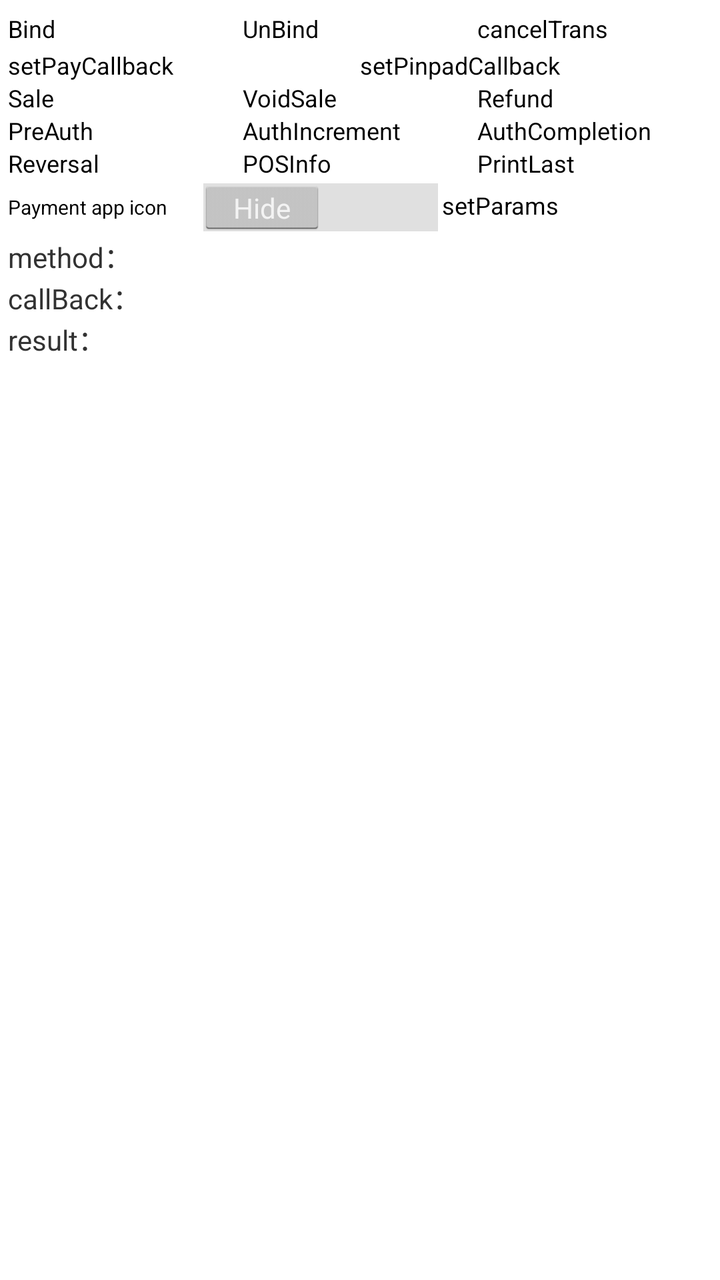
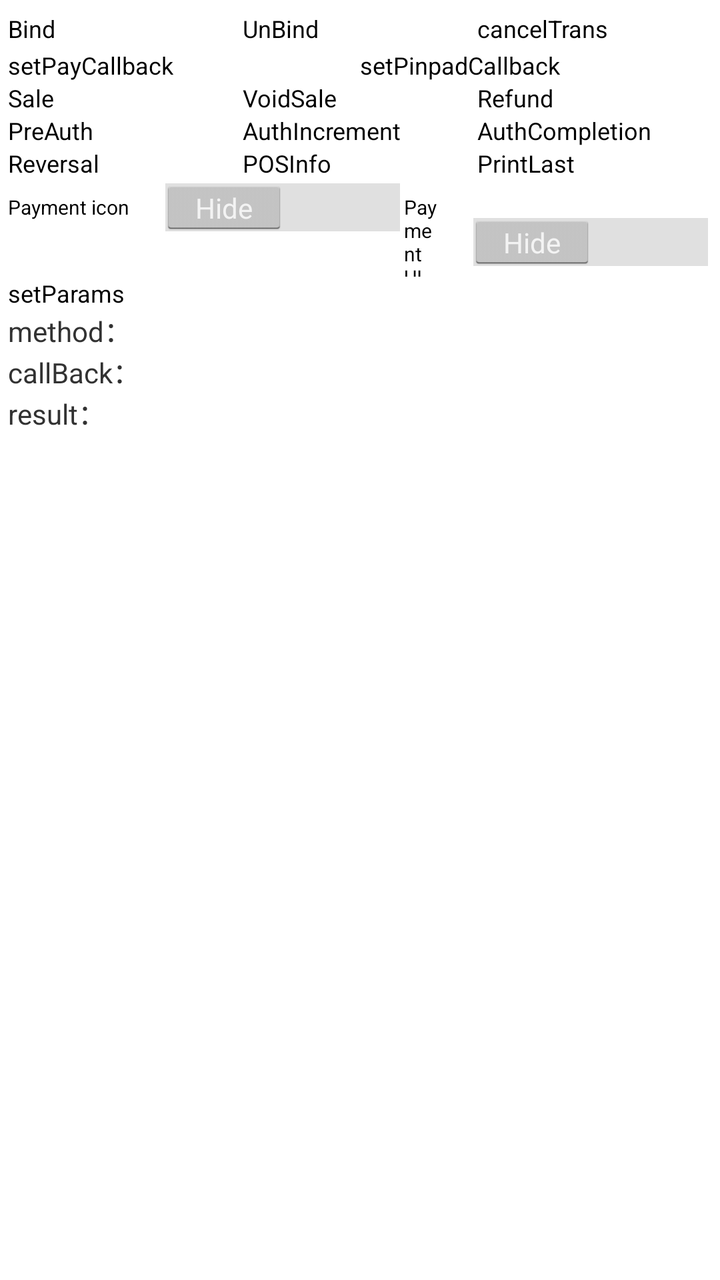

Two renders of the same Android screen: before a commit and after it. Below are the layout's source before the change and the commit's diff.
<!-- AndroidManifest.xml: application theme AppTheme -->
<!-- res/layout/activity_main.xml -->
<RelativeLayout xmlns:android="http://schemas.android.com/apk/res/android"
    xmlns:tools="http://schemas.android.com/tools"
    android:layout_width="match_parent"
    android:layout_height="match_parent"
    android:gravity="left|top"
    android:paddingBottom="@dimen/activity_vertical_margin"
    android:paddingLeft="@dimen/activity_horizontal_margin"
    android:paddingRight="@dimen/activity_horizontal_margin"
    android:paddingTop="@dimen/activity_vertical_margin"
    tools:context=".MainActivity" >

    <ScrollView
        android:id="@+id/scroller"
        android:scrollbarFadeDuration="600000"
        android:layout_width="match_parent"
        android:layout_height="wrap_content"
        android:layout_weight="1"
        >
        <LinearLayout
            android:layout_width="match_parent"
            android:layout_height="match_parent"
            android:orientation="vertical"
            android:paddingTop="@dimen/activity_vertical_margin" >


            <LinearLayout
                android:layout_width="match_parent"
                android:layout_height="wrap_content"
                android:orientation="horizontal"
                android:paddingTop="@dimen/activity_vertical_margin" >

                <Button
                    android:id="@+id/bind"
                    style="@style/btn_menu_style"
                    android:text="Bind" />

                <Button
                    android:id="@+id/unbind"
                    style="@style/btn_menu_style"
                    android:text="UnBind" />

                <Button
                    android:id="@+id/cancelTrans"
                    style="@style/btn_menu_style"
                    android:text="cancelTrans" />

            </LinearLayout>

            <LinearLayout
                android:layout_width="match_parent"
                android:layout_height="wrap_content"
                android:orientation="horizontal"
                android:paddingTop="@dimen/activity_vertical_margin" >

                <Button
                    android:id="@+id/setPayCallback"
                    style="@style/btn_menu_style"
                    android:text="setPayCallback" />

                <Button
                    android:id="@+id/setPinpadCallback"
                    style="@style/btn_menu_style"
                    android:text="setPinpadCallback" />
            </LinearLayout>


            <LinearLayout
                android:layout_width="match_parent"
                android:layout_height="wrap_content"
                >

                <Button
                    android:id="@+id/Sale"
                    style="@style/btn_menu_style"
                    android:text="Sale" />

                <Button
                    android:id="@+id/VoidSale"
                    style="@style/btn_menu_style"
                    android:text="VoidSale" />

                <Button
                    android:id="@+id/Refund"
                    style="@style/btn_menu_style"
                    android:text="Refund" />

            </LinearLayout>

            <LinearLayout
                android:layout_width="match_parent"
                android:layout_height="wrap_content"
                 >

                <Button
                    android:id="@+id/PreAuth"
                    style="@style/btn_menu_style"
                    android:text="PreAuth" />

                <Button
                    android:id="@+id/AuthIncrement"
                    style="@style/btn_menu_style"
                    android:text="AuthIncrement" />

                <Button
                    android:id="@+id/AuthCompletion"
                    style="@style/btn_menu_style"
                    android:text="AuthCompletion" />
            </LinearLayout>

            <LinearLayout
                android:layout_width="match_parent"
                android:layout_height="wrap_content">

                <Button
                    android:id="@+id/Reversal"
                    style="@style/btn_menu_style"
                    android:text="Reversal" />

                <Button
                    android:id="@+id/getPOSInfo"
                    style="@style/btn_menu_style"
                    android:text="POSInfo" />

                <Button
                    android:id="@+id/printlast"
                    style="@style/btn_menu_style"
                    android:text="PrintLast" />


            </LinearLayout>

            <LinearLayout
                android:layout_width="match_parent"
                android:layout_height="wrap_content"
                >
                <Switch
                    android:text="Payment app icon"
                    android:id="@+id/switch_icon_visible"
                    android:layout_width="wrap_content"
                    android:layout_height="wrap_content"
                    android:textOn="Show"
                    android:textOff="Hide"
                    android:showText="true"
                    android:textSize="10sp"
                    />

                <Button
                    android:id="@+id/setParams"
                    style="@style/btn_menu_style"
                    android:text="setParams" />

            </LinearLayout>

        </LinearLayout>
    </ScrollView>

    <LinearLayout
        android:layout_width="match_parent"
        android:layout_height="wrap_content"
        android:layout_weight="1"
        android:layout_below="@id/scroller"
        android:orientation="vertical" >


        <LinearLayout
            android:layout_width="wrap_content"
            android:layout_height="wrap_content"
            android:orientation="horizontal" >
        </LinearLayout>

        <LinearLayout
            android:layout_width="wrap_content"
            android:layout_height="wrap_content"
            android:orientation="horizontal" >

            <TextView
                android:layout_width="wrap_content"
                android:layout_height="wrap_content"
                android:text="method：" />

            <TextView
                android:id="@+id/method"
                android:layout_width="wrap_content"
                android:layout_height="wrap_content" />
        </LinearLayout>

        <LinearLayout
            android:layout_width="wrap_content"
            android:layout_height="wrap_content"
            android:orientation="horizontal" >

            <TextView
                android:layout_width="wrap_content"
                android:layout_height="wrap_content"
                android:text="callBack：" />

            <TextView
                android:id="@+id/callBack"
                android:layout_width="wrap_content"
                android:layout_height="wrap_content" />
        </LinearLayout>

        <LinearLayout
            android:layout_width="wrap_content"
            android:layout_height="wrap_content"
            android:orientation="horizontal" >

            <TextView
                android:layout_width="wrap_content"
                android:layout_height="wrap_content"
                android:text="result：" />

            <TextView
                android:id="@+id/result"
                android:layout_width="wrap_content"
                android:layout_height="wrap_content" />
        </LinearLayout>
    </LinearLayout>

</RelativeLayout>
<!-- resources referenced by this layout -->
<resources>
  <dimen name="activity_horizontal_margin">4dp</dimen>
  <dimen name="activity_vertical_margin">2dp</dimen>
  <style name="btn_menu_style">
          <item name="android:textSize">12sp</item>
          <item name="android:layout_width">0dp</item>
          <item name="android:layout_height">wrap_content</item>
          <item name="android:layout_weight">1</item>
      </style>
  <style name="AppTheme" parent="AppBaseTheme">
          
      </style>
  <style name="AppBaseTheme" parent="android:Theme.Light">
          
      </style>
</resources>

<!-- the commit's change to res/layout/activity_main.xml (unified diff, before → after) -->
@@ -134,7 +134,7 @@
                 android:layout_height="wrap_content"
                 >
                 <Switch
-                    android:text="Payment app icon"
+                    android:text="Payment icon"
                     android:id="@+id/switch_icon_visible"
                     android:layout_width="wrap_content"
                     android:layout_height="wrap_content"
@@ -143,6 +143,23 @@
                     android:showText="true"
                     android:textSize="10sp"
                     />
+                <Switch
+                    android:text="Payment UI"
+                    android:id="@+id/switch_app_ui"
+                    android:layout_width="wrap_content"
+                    android:layout_height="wrap_content"
+                    android:textOn="Show"
+                    android:textOff="Hide"
+                    android:showText="true"
+                    android:textSize="10sp"
+                    />
+
+            </LinearLayout>
+
+            <LinearLayout
+                android:layout_width="match_parent"
+                android:layout_height="wrap_content"
+                >
 
                 <Button
                     android:id="@+id/setParams"
